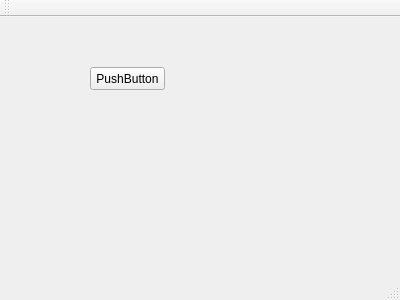
Before: the Qt Designer form mainwindow.ui in kirik88/journal2, drawn with Qt 5.
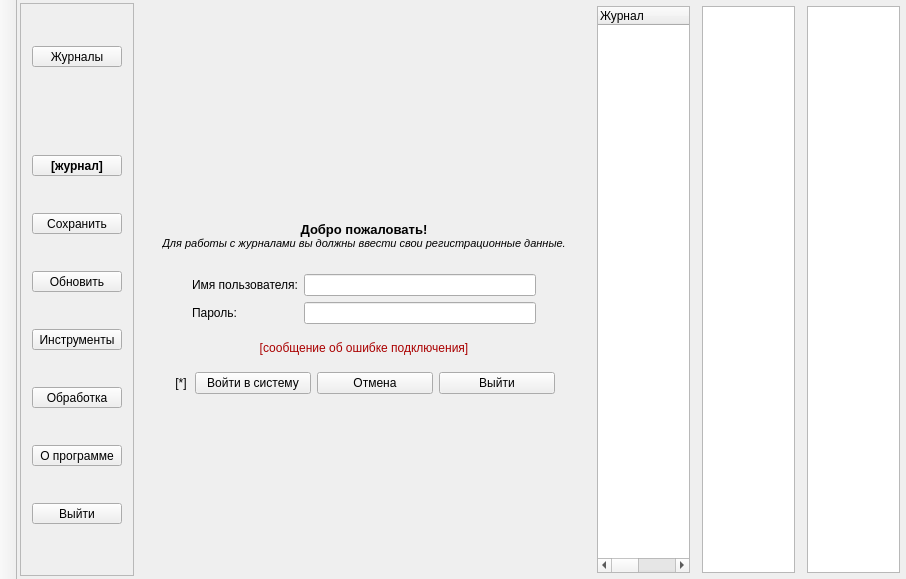
After: the same form once the commit is applied. Icons and pictures are not drawn.

The edit to the form file:
```diff
--- a/mainwindow.ui
+++ b/mainwindow.ui
@@ -2,51 +2,744 @@
 <ui version="4.0">
  <class>MainWindow</class>
  <widget class="QMainWindow" name="MainWindow">
+  <property name="enabled">
+   <bool>true</bool>
+  </property>
   <property name="geometry">
    <rect>
     <x>0</x>
     <y>0</y>
-    <width>400</width>
-    <height>300</height>
+    <width>906</width>
+    <height>579</height>
    </rect>
   </property>
   <property name="windowTitle">
    <string>MainWindow</string>
   </property>
   <widget class="QWidget" name="centralWidget">
-   <widget class="QPushButton" name="pushButton">
-    <property name="geometry">
-     <rect>
-      <x>90</x>
-      <y>50</y>
-      <width>75</width>
-      <height>23</height>
-     </rect>
+   <property name="enabled">
+    <bool>true</bool>
+   </property>
+   <layout class="QHBoxLayout" name="horizontalLayout_2">
+    <property name="margin">
+     <number>3</number>
     </property>
-    <property name="text">
-     <string>PushButton</string>
-    </property>
-   </widget>
+    <item>
+     <widget class="QFrame" name="frameToolBar">
+      <property name="frameShape">
+       <enum>QFrame::StyledPanel</enum>
+      </property>
+      <property name="frameShadow">
+       <enum>QFrame::Raised</enum>
+      </property>
+      <layout class="QVBoxLayout" name="verticalLayout">
+       <item>
+        <widget class="QToolButton" name="buttonJournals">
+         <property name="sizePolicy">
+          <sizepolicy hsizetype="Preferred" vsizetype="Fixed">
+           <horstretch>0</horstretch>
+           <verstretch>0</verstretch>
+          </sizepolicy>
+         </property>
+         <property name="minimumSize">
+          <size>
+           <width>90</width>
+           <height>0</height>
+          </size>
+         </property>
+         <property name="text">
+          <string>Журналы</string>
+         </property>
+         <property name="icon">
+          <iconset resource="journal.qrc">
+           <normaloff>:/icons/icons/journals.ico</normaloff>:/icons/icons/journals.ico</iconset>
+         </property>
+         <property name="iconSize">
+          <size>
+           <width>32</width>
+           <height>32</height>
+          </size>
+         </property>
+         <property name="toolButtonStyle">
+          <enum>Qt::ToolButtonTextUnderIcon</enum>
+         </property>
+        </widget>
+       </item>
+       <item>
+        <widget class="QLabel" name="imageArrow">
+         <property name="sizePolicy">
+          <sizepolicy hsizetype="Preferred" vsizetype="Fixed">
+           <horstretch>0</horstretch>
+           <verstretch>0</verstretch>
+          </sizepolicy>
+         </property>
+         <property name="text">
+          <string/>
+         </property>
+         <property name="pixmap">
+          <pixmap resource="journal.qrc">:/images/images/arrow.png</pixmap>
+         </property>
+         <property name="alignment">
+          <set>Qt::AlignCenter</set>
+         </property>
+        </widget>
+       </item>
+       <item>
+        <widget class="QToolButton" name="buttonJournal">
+         <property name="sizePolicy">
+          <sizepolicy hsizetype="Preferred" vsizetype="Fixed">
+           <horstretch>0</horstretch>
+           <verstretch>0</verstretch>
+          </sizepolicy>
+         </property>
+         <property name="font">
+          <font>
+           <weight>75</weight>
+           <bold>true</bold>
+          </font>
+         </property>
+         <property name="text">
+          <string>[журнал]</string>
+         </property>
+         <property name="icon">
+          <iconset resource="journal.qrc">
+           <normaloff>:/icons/journal</normaloff>:/icons/journal</iconset>
+         </property>
+         <property name="iconSize">
+          <size>
+           <width>32</width>
+           <height>32</height>
+          </size>
+         </property>
+         <property name="toolButtonStyle">
+          <enum>Qt::ToolButtonTextUnderIcon</enum>
+         </property>
+        </widget>
+       </item>
+       <item>
+        <widget class="QToolButton" name="buttonSave">
+         <property name="sizePolicy">
+          <sizepolicy hsizetype="Preferred" vsizetype="Fixed">
+           <horstretch>0</horstretch>
+           <verstretch>0</verstretch>
+          </sizepolicy>
+         </property>
+         <property name="text">
+          <string>Сохранить</string>
+         </property>
+         <property name="icon">
+          <iconset resource="journal.qrc">
+           <normaloff>:/icons/save</normaloff>:/icons/save</iconset>
+         </property>
+         <property name="iconSize">
+          <size>
+           <width>32</width>
+           <height>32</height>
+          </size>
+         </property>
+         <property name="toolButtonStyle">
+          <enum>Qt::ToolButtonTextUnderIcon</enum>
+         </property>
+        </widget>
+       </item>
+       <item>
+        <widget class="QToolButton" name="buttonRefresh">
+         <property name="sizePolicy">
+          <sizepolicy hsizetype="Preferred" vsizetype="Fixed">
+           <horstretch>0</horstretch>
+           <verstretch>0</verstretch>
+          </sizepolicy>
+         </property>
+         <property name="text">
+          <string>Обновить</string>
+         </property>
+         <property name="icon">
+          <iconset resource="journal.qrc">
+           <normaloff>:/icons/refresh</normaloff>:/icons/refresh</iconset>
+         </property>
+         <property name="iconSize">
+          <size>
+           <width>32</width>
+           <height>32</height>
+          </size>
+         </property>
+         <property name="checked">
+          <bool>false</bool>
+         </property>
+         <property name="toolButtonStyle">
+          <enum>Qt::ToolButtonTextUnderIcon</enum>
+         </property>
+        </widget>
+       </item>
+       <item>
+        <widget class="QToolButton" name="buttonTools">
+         <property name="sizePolicy">
+          <sizepolicy hsizetype="Preferred" vsizetype="Fixed">
+           <horstretch>0</horstretch>
+           <verstretch>0</verstretch>
+          </sizepolicy>
+         </property>
+         <property name="text">
+          <string>Инструменты</string>
+         </property>
+         <property name="icon">
+          <iconset resource="journal.qrc">
+           <normaloff>:/icons/icons/tools.ico</normaloff>:/icons/icons/tools.ico</iconset>
+         </property>
+         <property name="iconSize">
+          <size>
+           <width>32</width>
+           <height>32</height>
+          </size>
+         </property>
+         <property name="toolButtonStyle">
+          <enum>Qt::ToolButtonTextUnderIcon</enum>
+         </property>
+        </widget>
+       </item>
+       <item>
+        <widget class="QToolButton" name="buttonProcessing">
+         <property name="sizePolicy">
+          <sizepolicy hsizetype="Preferred" vsizetype="Fixed">
+           <horstretch>0</horstretch>
+           <verstretch>0</verstretch>
+          </sizepolicy>
+         </property>
+         <property name="text">
+          <string>Обработка</string>
+         </property>
+         <property name="icon">
+          <iconset resource="journal.qrc">
+           <normaloff>:/icons/icons/processing.ico</normaloff>:/icons/icons/processing.ico</iconset>
+         </property>
+         <property name="iconSize">
+          <size>
+           <width>32</width>
+           <height>32</height>
+          </size>
+         </property>
+         <property name="toolButtonStyle">
+          <enum>Qt::ToolButtonTextUnderIcon</enum>
+         </property>
+        </widget>
+       </item>
+       <item>
+        <widget class="QToolButton" name="buttonAbout">
+         <property name="sizePolicy">
+          <sizepolicy hsizetype="Preferred" vsizetype="Fixed">
+           <horstretch>0</horstretch>
+           <verstretch>0</verstretch>
+          </sizepolicy>
+         </property>
+         <property name="text">
+          <string>О программе</string>
+         </property>
+         <property name="icon">
+          <iconset resource="journal.qrc">
+           <normaloff>:/icons/about</normaloff>:/icons/about</iconset>
+         </property>
+         <property name="iconSize">
+          <size>
+           <width>32</width>
+           <height>32</height>
+          </size>
+         </property>
+         <property name="toolButtonStyle">
+          <enum>Qt::ToolButtonTextUnderIcon</enum>
+         </property>
+        </widget>
+       </item>
+       <item>
+        <widget class="QToolButton" name="buttonExit">
+         <property name="sizePolicy">
+          <sizepolicy hsizetype="Preferred" vsizetype="Fixed">
+           <horstretch>0</horstretch>
+           <verstretch>0</verstretch>
+          </sizepolicy>
+         </property>
+         <property name="text">
+          <string>Выйти</string>
+         </property>
+         <property name="icon">
+          <iconset resource="journal.qrc">
+           <normaloff>:/icons/icons/exit.ico</normaloff>:/icons/icons/exit.ico</iconset>
+         </property>
+         <property name="iconSize">
+          <size>
+           <width>32</width>
+           <height>32</height>
+          </size>
+         </property>
+         <property name="toolButtonStyle">
+          <enum>Qt::ToolButtonTextUnderIcon</enum>
+         </property>
+        </widget>
+       </item>
+      </layout>
+     </widget>
+    </item>
+    <item>
+     <widget class="QFrame" name="frameLogin">
+      <property name="frameShape">
+       <enum>QFrame::NoFrame</enum>
+      </property>
+      <property name="frameShadow">
+       <enum>QFrame::Raised</enum>
+      </property>
+      <layout class="QHBoxLayout" name="horizontalLayout">
+       <item>
+        <spacer name="horizontalSpacer_2">
+         <property name="orientation">
+          <enum>Qt::Horizontal</enum>
+         </property>
+         <property name="sizeHint" stdset="0">
+          <size>
+           <width>40</width>
+           <height>20</height>
+          </size>
+         </property>
+        </spacer>
+       </item>
+       <item>
+        <widget class="QFrame" name="frame">
+         <property name="frameShape">
+          <enum>QFrame::NoFrame</enum>
+         </property>
+         <property name="frameShadow">
+          <enum>QFrame::Raised</enum>
+         </property>
+         <layout class="QVBoxLayout" name="verticalLayout_4">
+          <item>
+           <spacer name="verticalSpacer">
+            <property name="orientation">
+             <enum>Qt::Vertical</enum>
+            </property>
+            <property name="sizeHint" stdset="0">
+             <size>
+              <width>20</width>
+              <height>40</height>
+             </size>
+            </property>
+           </spacer>
+          </item>
+          <item>
+           <widget class="QFrame" name="frame_2">
+            <property name="frameShape">
+             <enum>QFrame::NoFrame</enum>
+            </property>
+            <property name="frameShadow">
+             <enum>QFrame::Raised</enum>
+            </property>
+            <layout class="QHBoxLayout" name="horizontalLayout_4">
+             <item>
+              <spacer name="horizontalSpacer_4">
+               <property name="orientation">
+                <enum>Qt::Horizontal</enum>
+               </property>
+               <property name="sizeHint" stdset="0">
+                <size>
+                 <width>40</width>
+                 <height>20</height>
+                </size>
+               </property>
+              </spacer>
+             </item>
+             <item>
+              <widget class="QLabel" name="imageLogin">
+               <property name="text">
+                <string/>
+               </property>
+               <property name="pixmap">
+                <pixmap resource="journal.qrc">:/images/images/login.png</pixmap>
+               </property>
+              </widget>
+             </item>
+             <item>
+              <spacer name="horizontalSpacer_3">
+               <property name="orientation">
+                <enum>Qt::Horizontal</enum>
+               </property>
+               <property name="sizeHint" stdset="0">
+                <size>
+                 <width>40</width>
+                 <height>20</height>
+                </size>
+               </property>
+              </spacer>
+             </item>
+            </layout>
+           </widget>
+          </item>
+          <item>
+           <widget class="QLabel" name="labelLoginWelcome">
+            <property name="text">
+             <string>&lt;!DOCTYPE HTML PUBLIC &quot;-//W3C//DTD HTML 4.0//EN&quot; &quot;http://www.w3.org/TR/REC-html40/strict.dtd&quot;&gt;
+&lt;html&gt;&lt;head&gt;&lt;meta name=&quot;qrichtext&quot; content=&quot;1&quot; /&gt;&lt;style type=&quot;text/css&quot;&gt;
+p, li { white-space: pre-wrap; }
+&lt;/style&gt;&lt;/head&gt;&lt;body style=&quot; font-family:'MS Shell Dlg 2'; font-size:8.25pt; font-weight:400; font-style:normal;&quot;&gt;
+&lt;p align=&quot;center&quot; style=&quot; margin-top:0px; margin-bottom:0px; margin-left:0px; margin-right:0px; -qt-block-indent:0; text-indent:0px;&quot;&gt;&lt;span style=&quot; font-size:10pt; font-weight:600;&quot;&gt;Добро пожаловать!&lt;/span&gt;&lt;/p&gt;
+&lt;p align=&quot;center&quot; style=&quot; margin-top:0px; margin-bottom:0px; margin-left:0px; margin-right:0px; -qt-block-indent:0; text-indent:0px;&quot;&gt;&lt;span style=&quot; font-size:8pt; font-style:italic;&quot;&gt;Для работы с журналами вы должны ввести свои регистрационные данные.&lt;/span&gt;&lt;/p&gt;&lt;/body&gt;&lt;/html&gt;</string>
+            </property>
+           </widget>
+          </item>
+          <item>
+           <widget class="QFrame" name="frameLoginEdits">
+            <property name="frameShape">
+             <enum>QFrame::NoFrame</enum>
+            </property>
+            <property name="frameShadow">
+             <enum>QFrame::Raised</enum>
+            </property>
+            <layout class="QFormLayout" name="formLayout">
+             <property name="leftMargin">
+              <number>30</number>
+             </property>
+             <property name="topMargin">
+              <number>18</number>
+             </property>
+             <property name="rightMargin">
+              <number>30</number>
+             </property>
+             <item row="0" column="0">
+              <widget class="QLabel" name="labelLogin">
+               <property name="text">
+                <string>Имя пользователя:</string>
+               </property>
+               <property name="alignment">
+                <set>Qt::AlignLeading|Qt::AlignLeft|Qt::AlignVCenter</set>
+               </property>
+              </widget>
+             </item>
+             <item row="0" column="1">
+              <widget class="QLineEdit" name="editLogin">
+               <property name="minimumSize">
+                <size>
+                 <width>100</width>
+                 <height>0</height>
+                </size>
+               </property>
+              </widget>
+             </item>
+             <item row="1" column="0">
+              <widget class="QLabel" name="labelPassword">
+               <property name="text">
+                <string>Пароль:</string>
+               </property>
+               <property name="alignment">
+                <set>Qt::AlignLeading|Qt::AlignLeft|Qt::AlignVCenter</set>
+               </property>
+              </widget>
+             </item>
+             <item row="1" column="1">
+              <widget class="QLineEdit" name="editPassword">
+               <property name="echoMode">
+                <enum>QLineEdit::Password</enum>
+               </property>
+              </widget>
+             </item>
+            </layout>
+           </widget>
+          </item>
+          <item>
+           <widget class="QLabel" name="labelLoginError">
+            <property name="autoFillBackground">
+             <bool>false</bool>
+            </property>
+            <property name="styleSheet">
+             <string notr="true">color: rgb(170, 0, 0);</string>
+            </property>
+            <property name="text">
+             <string>[сообщение об ошибке подключения]</string>
+            </property>
+            <property name="alignment">
+             <set>Qt::AlignCenter</set>
+            </property>
+           </widget>
+          </item>
+          <item>
+           <widget class="QFrame" name="frame_6">
+            <property name="frameShape">
+             <enum>QFrame::NoFrame</enum>
+            </property>
+            <property name="frameShadow">
+             <enum>QFrame::Raised</enum>
+            </property>
+            <layout class="QHBoxLayout" name="horizontalLayout_5">
+             <item>
+              <widget class="QLabel" name="movieLogin">
+               <property name="maximumSize">
+                <size>
+                 <width>16</width>
+                 <height>16</height>
+                </size>
+               </property>
+               <property name="text">
+                <string>[*]</string>
+               </property>
+               <property name="alignment">
+                <set>Qt::AlignCenter</set>
+               </property>
+              </widget>
+             </item>
+             <item>
+              <widget class="QPushButton" name="buttonLogin">
+               <property name="text">
+                <string>Войти в систему</string>
+               </property>
+               <property name="checked">
+                <bool>false</bool>
+               </property>
+              </widget>
+             </item>
+             <item>
+              <widget class="QPushButton" name="buttonLoginCancel">
+               <property name="autoFillBackground">
+                <bool>false</bool>
+               </property>
+               <property name="styleSheet">
+                <string notr="true"/>
+               </property>
+               <property name="text">
+                <string>Отмена</string>
+               </property>
+               <property name="checkable">
+                <bool>false</bool>
+               </property>
+               <property name="checked">
+                <bool>false</bool>
+               </property>
+               <property name="flat">
+                <bool>false</bool>
+               </property>
+              </widget>
+             </item>
+             <item>
+              <widget class="QPushButton" name="buttonLoginExit">
+               <property name="text">
+                <string>Выйти</string>
+               </property>
+              </widget>
+             </item>
+            </layout>
+           </widget>
+          </item>
+          <item>
+           <spacer name="verticalSpacer_2">
+            <property name="orientation">
+             <enum>Qt::Vertical</enum>
+            </property>
+            <property name="sizeHint" stdset="0">
+             <size>
+              <width>20</width>
+              <height>40</height>
+             </size>
+            </property>
+           </spacer>
+          </item>
+         </layout>
+        </widget>
+       </item>
+       <item>
+        <spacer name="horizontalSpacer">
+         <property name="orientation">
+          <enum>Qt::Horizontal</enum>
+         </property>
+         <property name="sizeHint" stdset="0">
+          <size>
+           <width>40</width>
+           <height>20</height>
+          </size>
+         </property>
+        </spacer>
+       </item>
+      </layout>
+     </widget>
+    </item>
+    <item>
+     <widget class="QFrame" name="frameJournals">
+      <property name="frameShape">
+       <enum>QFrame::NoFrame</enum>
+      </property>
+      <property name="frameShadow">
+       <enum>QFrame::Raised</enum>
+      </property>
+      <layout class="QGridLayout" name="gridLayout_2">
+       <property name="margin">
+        <number>3</number>
+       </property>
+       <property name="horizontalSpacing">
+        <number>6</number>
+       </property>
+       <item row="0" column="0">
+        <widget class="QTreeWidget" name="treeJournals">
+         <property name="mouseTracking">
+          <bool>true</bool>
+         </property>
+         <property name="iconSize">
+          <size>
+           <width>32</width>
+           <height>32</height>
+          </size>
+         </property>
+         <property name="verticalScrollMode">
+          <enum>QAbstractItemView::ScrollPerPixel</enum>
+         </property>
+         <column>
+          <property name="text">
+           <string>Журнал</string>
+          </property>
+         </column>
+         <column>
+          <property name="text">
+           <string>Класс</string>
+          </property>
+         </column>
+         <column>
+          <property name="text">
+           <string>Учебный год</string>
+          </property>
+         </column>
+         <column>
+          <property name="text">
+           <string>Описание</string>
+          </property>
+         </column>
+         <column>
+          <property name="text">
+           <string>Изменён                                        </string>
+          </property>
+          <property name="textAlignment">
+           <set>AlignRight|AlignVCenter</set>
+          </property>
+         </column>
+        </widget>
+       </item>
+      </layout>
+     </widget>
+    </item>
+    <item>
+     <widget class="QFrame" name="frameJournal">
+      <property name="frameShape">
+       <enum>QFrame::NoFrame</enum>
+      </property>
+      <property name="frameShadow">
+       <enum>QFrame::Raised</enum>
+      </property>
+      <layout class="QGridLayout" name="gridLayout">
+       <property name="margin">
+        <number>3</number>
+       </property>
+       <item row="0" column="1">
+        <widget class="QTableWidget" name="tableJournal">
+         <property name="mouseTracking">
+          <bool>true</bool>
+         </property>
+         <property name="contextMenuPolicy">
+          <enum>Qt::CustomContextMenu</enum>
+         </property>
+         <property name="frameShape">
+          <enum>QFrame::StyledPanel</enum>
+         </property>
+         <property name="dragDropOverwriteMode">
+          <bool>false</bool>
+         </property>
+         <property name="selectionMode">
+          <enum>QAbstractItemView::SingleSelection</enum>
+         </property>
+         <property name="verticalScrollMode">
+          <enum>QAbstractItemView::ScrollPerPixel</enum>
+         </property>
+         <property name="horizontalScrollMode">
+          <enum>QAbstractItemView::ScrollPerPixel</enum>
+         </property>
+         <property name="gridStyle">
+          <enum>Qt::DotLine</enum>
+         </property>
+         <attribute name="horizontalHeaderCascadingSectionResizes">
+          <bool>false</bool>
+         </attribute>
+         <attribute name="horizontalHeaderMinimumSectionSize">
+          <number>17</number>
+         </attribute>
+         <attribute name="verticalHeaderHighlightSections">
+          <bool>true</bool>
+         </attribute>
+        </widget>
+       </item>
+      </layout>
+     </widget>
+    </item>
+    <item>
+     <widget class="QFrame" name="frameTools">
+      <property name="frameShape">
+       <enum>QFrame::NoFrame</enum>
+      </property>
+      <property name="frameShadow">
+       <enum>QFrame::Raised</enum>
+      </property>
+      <layout class="QHBoxLayout" name="horizontalLayout_3">
+       <property name="margin">
+        <number>3</number>
+       </property>
+       <item>
+        <widget class="QListWidget" name="listTools">
+         <property name="mouseTracking">
+          <bool>true</bool>
+         </property>
+         <property name="iconSize">
+          <size>
+           <width>32</width>
+           <height>32</height>
+          </size>
+         </property>
+         <property name="movement">
+          <enum>QListView::Static</enum>
+         </property>
+         <property name="spacing">
+          <number>10</number>
+         </property>
+         <property name="viewMode">
+          <enum>QListView::IconMode</enum>
+         </property>
+        </widget>
+       </item>
+      </layout>
+     </widget>
+    </item>
+   </layout>
   </widget>
-  <widget class="QMenuBar" name="menuBar">
-   <property name="geometry">
-    <rect>
-     <x>0</x>
-     <y>0</y>
-     <width>400</width>
-     <height>20</height>
-    </rect>
+  <widget class="QToolBar" name="toolBar">
+   <property name="contextMenuPolicy">
+    <enum>Qt::PreventContextMenu</enum>
    </property>
-  </widget>
-  <widget class="QToolBar" name="mainToolBar">
+   <property name="windowTitle">
+    <string>toolBar</string>
+   </property>
+   <property name="autoFillBackground">
+    <bool>true</bool>
+   </property>
+   <property name="movable">
+    <bool>false</bool>
+   </property>
+   <property name="allowedAreas">
+    <set>Qt::LeftToolBarArea</set>
+   </property>
+   <property name="iconSize">
+    <size>
+     <width>48</width>
+     <height>48</height>
+    </size>
+   </property>
+   <property name="toolButtonStyle">
+    <enum>Qt::ToolButtonTextUnderIcon</enum>
+   </property>
    <attribute name="toolBarArea">
-    <enum>TopToolBarArea</enum>
+    <enum>LeftToolBarArea</enum>
    </attribute>
    <attribute name="toolBarBreak">
     <bool>false</bool>
    </attribute>
   </widget>
-  <widget class="QStatusBar" name="statusBar"/>
  </widget>
  <layoutdefault spacing="6" margin="11"/>
  <resources/>
```
Left out of the diff: 9 changed lines with no effect on the pictures.
